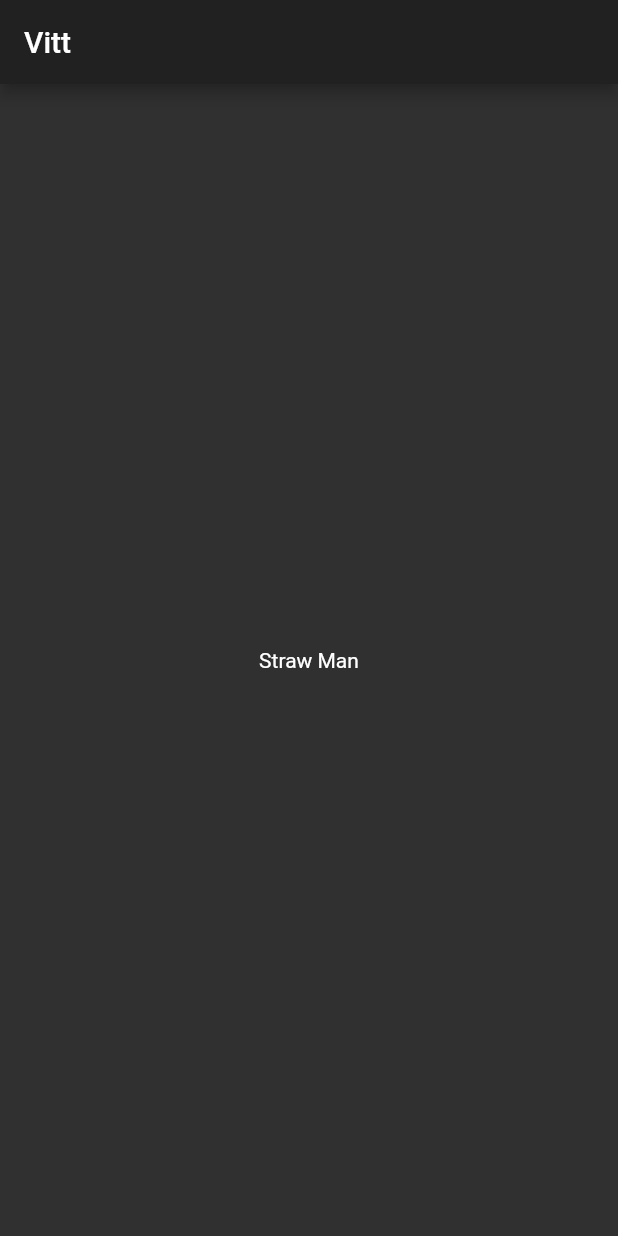
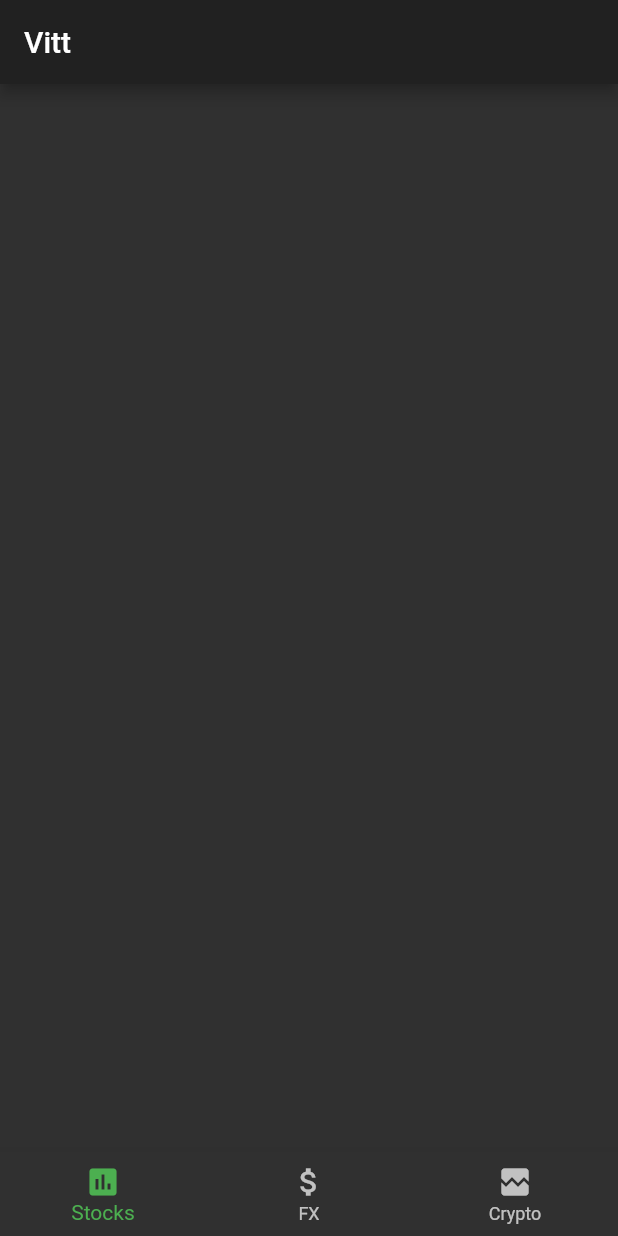
Before and after one commit to abhi2rai/vitt, a Flutter app: the screen it shows after launch, on a phone screen of 412 x 824 dp. Run offline on Flutter 3.47's test engine with Material 2 defaults, Android fonts, the phone set to English and light mode, and no system bars.

```diff
--- a/vitt/lib/main.dart
+++ b/vitt/lib/main.dart
@@ -20,7 +20,8 @@ class MyApp extends StatelessWidget {
         // is not restarted.
           primaryColorDark: Colors.black,
           brightness: Brightness.dark,
-          accentColor: Colors.green
+          accentColor: Colors.green,
+          primarySwatch: Colors.green
       ),
       home: MyHomePage(title: 'Vitt'),
     );
@@ -46,6 +47,7 @@ class MyHomePage extends StatefulWidget {
 }
 
 class _MyHomePageState extends State<MyHomePage> {
+  int _selectedIndex = 0;
 
   @override
   Widget build(BuildContext context) {
@@ -61,32 +63,34 @@ class _MyHomePageState extends State<MyHomePage> {
         // the App.build method, and use it to set our appbar title.
         title: Text(widget.title),
       ),
-      body: Center(
-        // Center is a layout widget. It takes a single child and positions it
-        // in the middle of the parent.
-        child: Column(
-          // Column is also layout widget. It takes a list of children and
-          // arranges them vertically. By default, it sizes itself to fit its
-          // children horizontally, and tries to be as tall as its parent.
-          //
-          // Invoke "debug painting" (press "p" in the console, choose the
-          // "Toggle Debug Paint" action from the Flutter Inspector in Android
-          // Studio, or the "Toggle Debug Paint" command in Visual Studio Code)
-          // to see the wireframe for each widget.
-          //
-          // Column has various properties to control how it sizes itself and
-          // how it positions its children. Here we use mainAxisAlignment to
-          // center the children vertically; the main axis here is the vertical
-          // axis because Columns are vertical (the cross axis would be
-          // horizontal).
-          mainAxisAlignment: MainAxisAlignment.center,
-          children: <Widget>[
-            Text(
-              'Straw Man',
-            ),
-          ],
-        ),
+      body: _buildBody(),
+      bottomNavigationBar: BottomNavigationBar(
+        items: <BottomNavigationBarItem>[
+          BottomNavigationBarItem(
+              icon: Icon(Icons.assessment),
+              title: Text('Stocks')
+          ),
+          BottomNavigationBarItem(
+              icon: Icon(Icons.attach_money),
+              title: Text('FX')
+          ),
+          BottomNavigationBarItem(
+              icon: Icon(Icons.broken_image),
+              title: Text('Crypto')
+          ),
+        ],
+        currentIndex: _selectedIndex,
+        onTap: _onItemTapped,
       ),
     );
   }
+
+  Widget _buildBody() {
+    return Container();
+  }
+  void _onItemTapped(int index) {
+    setState(() {
+      _selectedIndex = index;
+    });
+  }
 }
```
Also changed, not shown: 1 other file.
